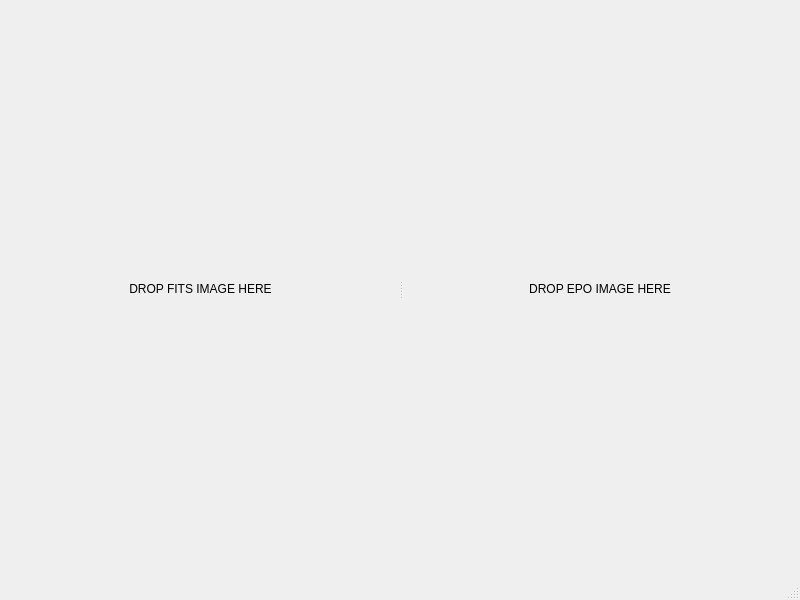
The window that gui/PinpointWCS.ui (kapadia/PinpointWCS) describes before a commit, drawn with Qt 5.
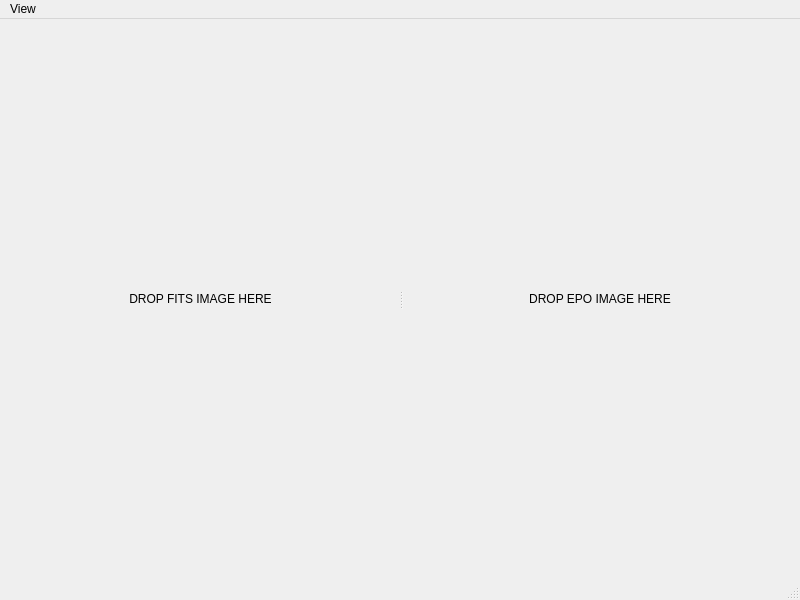
The same window after the commit. Custom widgets are drawn as their Qt base class.

```diff
--- a/gui/PinpointWCS.ui
+++ b/gui/PinpointWCS.ui
@@ -140,6 +140,13 @@
      <height>22</height>
     </rect>
    </property>
+   <widget class="QMenu" name="menuView">
+    <property name="title">
+     <string>View</string>
+    </property>
+    <addaction name="actionCoordinates"/>
+   </widget>
+   <addaction name="menuView"/>
   </widget>
   <widget class="QStatusBar" name="statusbar"/>
  </widget>
```
Left out of the diff: 16 changed lines with no effect on the pictures.
